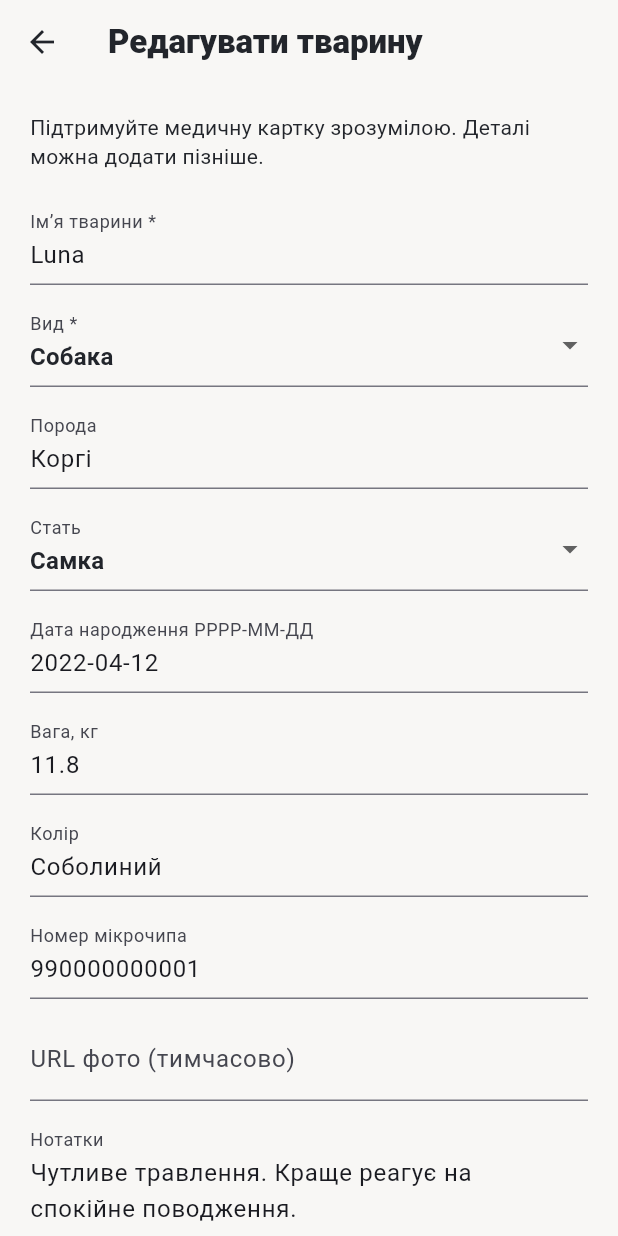
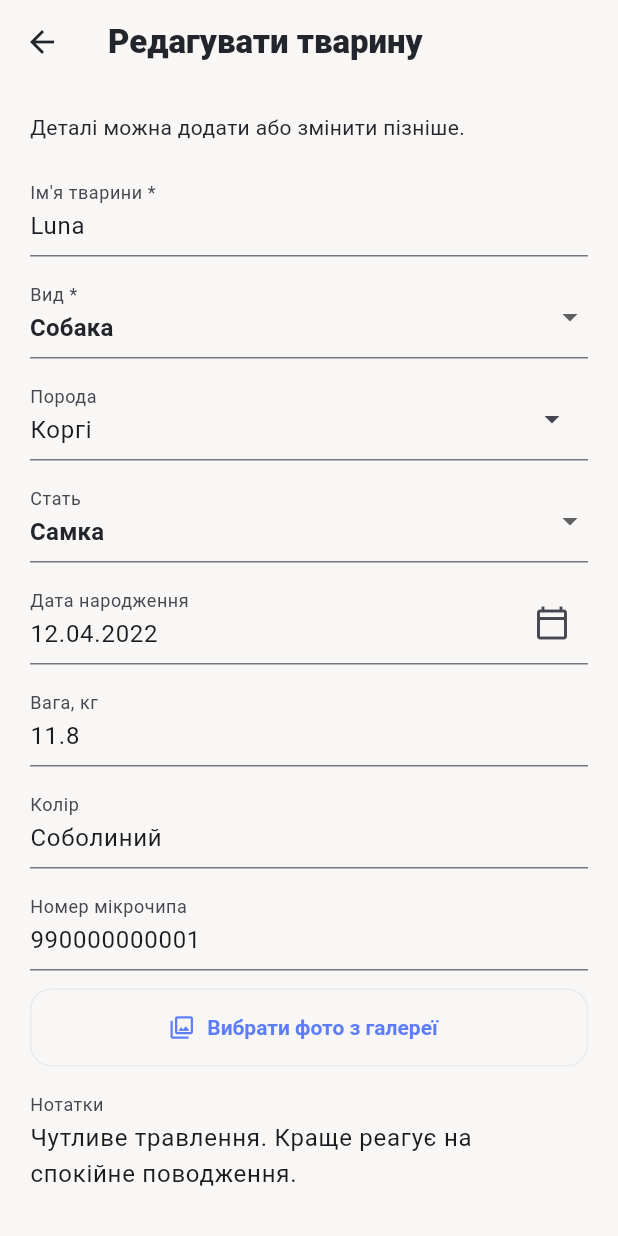
Before and after one commit to slikrapstelimrec123/Veterinary-apps, a Flutter app: the PetFormScreen screen opened directly with sample values from the repository, on a phone screen of 412 x 824 dp. Run offline on Flutter 3.47's test engine with Material 3 defaults, Android fonts, the phone set to English and light mode, and no system bars; our stand-ins replace qr_flutter, supabase_flutter; accounts and stored records are empty.

Commit message:
Fix pet save bug + 6 UX improvements
- Fix: remove health_notes/photo_url from toInsertJson (columns dont exist)
- Show real error text when pet save fails
- Remove duplicate add-pet button; move to AppBar icon
- Stats card: show 0 for visits and documents instead of dashes
- Appointments coming soon: update text to match clinics style
- Breed field: searchable autocomplete for dogs and cats (Ukrainian)
- Birth date: tap-to-open date picker instead of manual text input
- Photo field: replaced URL text with gallery button (upload coming soon)

Co-Authored-By: Claude <noreply@anthropic.com>

```diff
--- a/apps/mobile/lib/core/navigation/app_shell.dart
+++ b/apps/mobile/lib/core/navigation/app_shell.dart
@@ -179,7 +179,7 @@ class _SummaryCard extends StatelessWidget {
             const Expanded(
               child: _StatTile(
                 icon: Icons.history_outlined,
-                value: '—',
+                value: '0',
                 label: 'прийомів',
               ),
             ),
@@ -187,7 +187,7 @@ class _SummaryCard extends StatelessWidget {
             const Expanded(
               child: _StatTile(
                 icon: Icons.folder_outlined,
-                value: '—',
+                value: '0',
                 label: 'документів',
               ),
             ),
--- a/apps/mobile/lib/features/appointments/screens/appointments_coming_soon_screen.dart
+++ b/apps/mobile/lib/features/appointments/screens/appointments_coming_soon_screen.dart
@@ -20,7 +20,7 @@ class AppointmentsComingSoonScreen extends StatelessWidget {
               Text('Незабаром', style: Theme.of(context).textTheme.headlineMedium),
               const SizedBox(height: 12),
               const Text(
-                'Онлайн-запис на прийом до ветеринара буде доступний після підключення клінік до платформи.',
+                'Онлайн-запис на прийом до ветеринара з\'явиться у наступному оновленні.',
                 textAlign: TextAlign.center,
               ),
             ],
--- a/apps/mobile/lib/features/pets/domain/pet.dart
+++ b/apps/mobile/lib/features/pets/domain/pet.dart
@@ -84,8 +84,6 @@ class Pet {
       'microchip_number': microchipNumber,
       'avatar_url': avatarUrl,
       'notes': notes,
-      'health_notes': notes,
-      'photo_url': avatarUrl,
     };
   }
 
--- a/apps/mobile/lib/features/pets/screens/pet_form_screen.dart
+++ b/apps/mobile/lib/features/pets/screens/pet_form_screen.dart
@@ -3,6 +3,30 @@ import 'package:flutter/material.dart';
 import '../../../shared/widgets/app_scaffold.dart';
 import '../data/pet_repository.dart';
 import '../domain/pet.dart';
+
+const _dogBreeds = [
+  'Лабрадор ретрівер', 'Німецька вівчарка', 'Золотистий ретрівер', 'Французький бульдог',
+  'Бульдог', 'Пудель', 'Бігль', 'Ротвейлер', 'Йоркширський тер\'єр', 'Боксер',
+  'Доберман', 'Сибірський хаскі', 'Австралійська вівчарка', 'Бордер-коллі',
+  'Кавалер кінг-чарлз спанієль', 'Шіба-іну', 'Джек рассел тер\'єр', 'Мальтезе',
+  'Чіхуахуа', 'Такса', 'Шотландський коллі', 'Самоєд', 'Акіта', 'Боксер',
+  'Далматинець', 'Вельш-коргі', 'Шпіц', 'Мопс', 'Бельгійська малінуа',
+  'Ірландський сеттер', 'Американський стаффордширський тер\'єр', 'Бернський зенненгунд',
+  'Великий шнауцер', 'Мінімальний шнауцер', 'Кане-корсо', 'Мастиф',
+  'Ньюфаундленд', 'Сенбернар', 'Веймаранер', 'Бассет-хаунд',
+  'Спанієль', 'Грейхаунд', 'Борзая', 'Афганська хортиця',
+  'Чау-чау', 'Шарпей', 'Бультер\'єр', 'Бедлінгтон-тер\'єр',
+  'Вірменська гавча', 'Левретка', 'Помераніан', 'Шпіц',
+  'Метис', 'Інша порода',
+];
+
+const _catBreeds = [
+  'Британська короткошерста', 'Шотландська висловуха', 'Мейн-кун', 'Перська',
+  'Регдол', 'Бенгальська', 'Сіамська', 'Абіссінська', 'Сфінкс', 'Бірманська',
+  'Норвезька лісова', 'Сибірська', 'Орієнтальна', 'Корніш рекс', 'Девон рекс',
+  'Балінезійська', 'Турецька ангора', 'Руська блакитна', 'Буrmанська',
+  'Американська короткошерста', 'Метиска', 'Інша порода',
+];
 
 class PetFormScreen extends StatefulWidget {
   const PetFormScreen({super.key, this.pet});
@@ -17,23 +41,27 @@ class _PetFormScreenState extends State<PetFormScreen> {
   final repository = PetRepository();
   final nameController = TextEditingController();
   final breedController = TextEditingController();
-  final birthDateController = TextEditingController();
   final weightController = TextEditingController();
   final colorController = TextEditingController();
   final microchipController = TextEditingController();
-  final avatarController = TextEditingController();
   final notesController = TextEditingController();
 
   String species = 'dog';
   String sex = 'unknown';
+  DateTime? birthDate;
   String? error;
   bool isSaving = false;
 
   static const speciesOptions = ['dog', 'cat', 'rabbit', 'bird', 'rodent', 'reptile', 'other'];
   static const sexOptions = ['male', 'female', 'unknown'];
 
-  String speciesLabel(String value) {
-    return switch (value) {
+  List<String> get _breedsForSpecies {
+    if (species == 'dog') return _dogBreeds;
+    if (species == 'cat') return _catBreeds;
+    return [];
+  }
+
+  String speciesLabel(String value) => switch (value) {
     'dog' => 'Собака',
     'cat' => 'Кіт',
     'rabbit' => 'Кролик',
@@ -43,16 +71,13 @@ class _PetFormScreenState extends State<PetFormScreen> {
     'other' => 'Інше',
     _ => value,
   };
-  }
 
-  String sexLabel(String value) {
-    return switch (value) {
+  String sexLabel(String value) => switch (value) {
     'male' => 'Самець',
     'female' => 'Самка',
     'unknown' => 'Не вказано',
     _ => value,
   };
-  }
 
   @override
   void initState() {
@@ -63,11 +88,10 @@ class _PetFormScreenState extends State<PetFormScreen> {
       species = pet.species.isEmpty ? 'dog' : pet.species;
       breedController.text = pet.breed ?? '';
       sex = pet.sex ?? 'unknown';
-      birthDateController.text = pet.birthDate?.toIso8601String().split('T').first ?? '';
+      birthDate = pet.birthDate;
       weightController.text = pet.weightKg?.toString() ?? '';
       colorController.text = pet.color ?? '';
       microchipController.text = pet.microchipNumber ?? '';
-      avatarController.text = pet.avatarUrl ?? '';
       notesController.text = pet.notes ?? '';
     }
   }
@@ -76,39 +100,41 @@ class _PetFormScreenState extends State<PetFormScreen> {
   void dispose() {
     nameController.dispose();
     breedController.dispose();
-    birthDateController.dispose();
     weightController.dispose();
     colorController.dispose();
     microchipController.dispose();
-    avatarController.dispose();
     notesController.dispose();
     super.dispose();
   }
 
+  Future<void> pickDate() async {
+    final picked = await showDatePicker(
+      context: context,
+      initialDate: birthDate ?? DateTime(DateTime.now().year - 1),
+      firstDate: DateTime(2000),
+      lastDate: DateTime.now(),
+      helpText: 'Дата народження',
+      cancelText: 'Скасувати',
+      confirmText: 'Обрати',
+      locale: const Locale('uk'),
+    );
+    if (picked != null) {
+      setState(() => birthDate = picked);
+    }
+  }
+
   Future<void> save() async {
     final name = nameController.text.trim();
-    final birthDateText = birthDateController.text.trim();
     final weightText = weightController.text.trim();
-    final parsedBirthDate = birthDateText.isEmpty ? null : DateTime.tryParse(birthDateText);
     final parsedWeight = weightText.isEmpty ? null : double.tryParse(weightText.replaceAll(',', '.'));
 
     if (name.isEmpty) {
-      setState(() => error = 'Вкажіть ім’я тварини.');
+      setState(() => error = "Вкажіть ім'я тварини.");
       return;
     }
 
     if (species.isEmpty) {
       setState(() => error = 'Оберіть вид тварини.');
-      return;
-    }
-
-    if (birthDateText.isNotEmpty && parsedBirthDate == null) {
-      setState(() => error = 'Дата народження має бути у форматі РРРР-ММ-ДД.');
-      return;
-    }
-
-    if (parsedBirthDate != null && parsedBirthDate.isAfter(DateTime.now())) {
-      setState(() => error = 'Дата народження не може бути в майбутньому.');
       return;
     }
 
@@ -128,71 +154,194 @@ class _PetFormScreenState extends State<PetFormScreen> {
       species: species,
       breed: breedController.text.trim().isEmpty ? null : breedController.text.trim(),
       sex: sex,
-      birthDate: parsedBirthDate,
+      birthDate: birthDate,
       weightKg: parsedWeight,
       color: colorController.text.trim().isEmpty ? null : colorController.text.trim(),
       microchipNumber: microchipController.text.trim().isEmpty ? null : microchipController.text.trim(),
-      avatarUrl: avatarController.text.trim().isEmpty ? null : avatarController.text.trim(),
+      avatarUrl: null,
       notes: notesController.text.trim().isEmpty ? null : notesController.text.trim(),
     );
 
     try {
-      final saved = widget.pet == null ? await repository.createPet(pet) : await repository.updatePet(pet);
+      final saved = widget.pet == null
+          ? await repository.createPet(pet)
+          : await repository.updatePet(pet);
       if (!mounted) return;
       Navigator.of(context).pop(saved);
-    } catch (_) {
-      setState(() => error = 'Не вдалося зберегти тварину. Спробуйте ще раз.');
+    } catch (e) {
+      setState(() => error = 'Помилка збереження: ${e.toString()}');
     } finally {
-      if (mounted) {
-        setState(() => isSaving = false);
-      }
+      if (mounted) setState(() => isSaving = false);
     }
   }
 
   @override
   Widget build(BuildContext context) {
+    final breeds = _breedsForSpecies;
+
     return AppScaffold(
       title: widget.pet == null ? 'Додати тварину' : 'Редагувати тварину',
-      subtitle: 'Підтримуйте медичну картку зрозумілою. Деталі можна додати пізніше.',
+      subtitle: 'Деталі можна додати або змінити пізніше.',
       children: [
         if (error != null) ...[
           Text(error!, style: const TextStyle(color: Color(0xFF9F1239))),
           const SizedBox(height: 12),
         ],
-        TextField(controller: nameController, decoration: const InputDecoration(labelText: 'Ім’я тварини *')),
+
+        // Name
+        TextField(
+          controller: nameController,
+          decoration: const InputDecoration(labelText: "Ім'я тварини *"),
+        ),
         const SizedBox(height: 12),
+
+        // Species
         DropdownButtonFormField<String>(
           value: species,
           decoration: const InputDecoration(labelText: 'Вид *'),
-          items: speciesOptions.map((value) => DropdownMenuItem(value: value, child: Text(speciesLabel(value)))).toList(),
-          onChanged: (value) => setState(() => species = value ?? 'dog'),
+          items: speciesOptions
+              .map((v) => DropdownMenuItem(value: v, child: Text(speciesLabel(v))))
+              .toList(),
+          onChanged: (v) => setState(() {
+            species = v ?? 'dog';
+            breedController.clear();
+          }),
         ),
         const SizedBox(height: 12),
-        TextField(controller: breedController, decoration: const InputDecoration(labelText: 'Порода')),
+
+        // Breed — searchable dropdown for dogs/cats, plain text otherwise
+        if (breeds.isNotEmpty)
+          _BreedAutocomplete(
+            controller: breedController,
+            breeds: breeds,
+          )
+        else
+          TextField(
+            controller: breedController,
+            decoration: const InputDecoration(labelText: 'Порода'),
+          ),
         const SizedBox(height: 12),
+
+        // Sex
         DropdownButtonFormField<String>(
           value: sex,
           decoration: const InputDecoration(labelText: 'Стать'),
-          items: sexOptions.map((value) => DropdownMenuItem(value: value, child: Text(sexLabel(value)))).toList(),
-          onChanged: (value) => setState(() => sex = value ?? 'unknown'),
+          items: sexOptions
+              .map((v) => DropdownMenuItem(value: v, child: Text(sexLabel(v))))
+              .toList(),
+          onChanged: (v) => setState(() => sex = v ?? 'unknown'),
         ),
         const SizedBox(height: 12),
-        TextField(controller: birthDateController, decoration: const InputDecoration(labelText: 'Дата народження РРРР-ММ-ДД')),
+
+        // Birth date — tap to open date picker
+        GestureDetector(
+          onTap: pickDate,
+          child: AbsorbPointer(
+            child: TextField(
+              controller: TextEditingController(
+                text: birthDate == null
+                    ? ''
+                    : '${birthDate!.day.toString().padLeft(2, '0')}.${birthDate!.month.toString().padLeft(2, '0')}.${birthDate!.year}',
+              ),
+              decoration: InputDecoration(
+                labelText: 'Дата народження',
+                hintText: 'Натисніть, щоб обрати дату',
+                suffixIcon: const Icon(Icons.calendar_today_outlined),
+              ),
+            ),
+          ),
+        ),
         const SizedBox(height: 12),
-        TextField(controller: weightController, keyboardType: TextInputType.number, decoration: const InputDecoration(labelText: 'Вага, кг')),
+
+        // Weight
+        TextField(
+          controller: weightController,
+          keyboardType: const TextInputType.numberWithOptions(decimal: true),
+          decoration: const InputDecoration(labelText: 'Вага, кг'),
+        ),
         const SizedBox(height: 12),
-        TextField(controller: colorController, decoration: const InputDecoration(labelText: 'Колір')),
+
+        // Color
+        TextField(
+          controller: colorController,
+          decoration: const InputDecoration(labelText: 'Колір'),
+        ),
         const SizedBox(height: 12),
-        TextField(controller: microchipController, decoration: const InputDecoration(labelText: 'Номер мікрочипа')),
+
+        // Microchip
+        TextField(
+          controller: microchipController,
+          decoration: const InputDecoration(labelText: 'Номер мікрочипа'),
+        ),
         const SizedBox(height: 12),
-        TextField(controller: avatarController, decoration: const InputDecoration(labelText: 'URL фото (тимчасово)')),
+
+        // Photo placeholder
+        OutlinedButton.icon(
+          onPressed: () {
+            ScaffoldMessenger.of(context).showSnackBar(
+              const SnackBar(
+                content: Text('Завантаження фото буде доступне у наступному оновленні.'),
+              ),
+            );
+          },
+          icon: const Icon(Icons.photo_library_outlined),
+          label: const Text('Вибрати фото з галереї'),
+        ),
         const SizedBox(height: 12),
-        TextField(controller: notesController, minLines: 3, maxLines: 5, decoration: const InputDecoration(labelText: 'Нотатки')),
+
+        // Notes
+        TextField(
+          controller: notesController,
+          minLines: 3,
+          maxLines: 5,
+          decoration: const InputDecoration(labelText: 'Нотатки'),
+        ),
         const SizedBox(height: 20),
-        FilledButton(onPressed: isSaving ? null : save, child: Text(isSaving ? 'Збереження...' : 'Зберегти тварину')),
+
+        FilledButton(
+          onPressed: isSaving ? null : save,
+          child: Text(isSaving ? 'Збереження...' : 'Зберегти тварину'),
+        ),
         const SizedBox(height: 8),
-        OutlinedButton(onPressed: isSaving ? null : () => Navigator.of(context).pop(), child: const Text('Скасувати')),
+        OutlinedButton(
+          onPressed: isSaving ? null : () => Navigator.of(context).pop(),
+          child: const Text('Скасувати'),
+        ),
       ],
     );
   }
 }
+
+class _BreedAutocomplete extends StatelessWidget {
+  const _BreedAutocomplete({required this.controller, required this.breeds});
+
+  final TextEditingController controller;
+  final List<String> breeds;
+
+  @override
+  Widget build(BuildContext context) {
+    return Autocomplete<String>(
+      initialValue: TextEditingValue(text: controller.text),
+      optionsBuilder: (value) {
+        if (value.text.isEmpty) return breeds;
+        final query = value.text.toLowerCase();
+        return breeds.where((b) => b.toLowerCase().contains(query));
+      },
+      onSelected: (value) => controller.text = value,
+      optionsMaxHeight: 220,
+      fieldViewBuilder: (context, fieldController, focusNode, onSubmitted) {
+        // sync external controller
+        fieldController.addListener(() => controller.text = fieldController.text);
+        return TextField(
+          controller: fieldController,
+          focusNode: focusNode,
+          decoration: const InputDecoration(
+            labelText: 'Порода',
+            hintText: 'Почніть вводити породу...',
+            suffixIcon: Icon(Icons.arrow_drop_down),
+          ),
+        );
+      },
+    );
+  }
+}
--- a/apps/mobile/lib/features/pets/screens/pet_list_screen.dart
+++ b/apps/mobile/lib/features/pets/screens/pet_list_screen.dart
@@ -41,9 +41,10 @@ class _PetListScreenState extends State<PetListScreen> {
         return AppScaffold(
           title: 'Мої тварини',
           subtitle: 'Зберігайте всі медичні картки в одному спокійному місці.',
+          actions: [
+            IconButton(onPressed: addPet, icon: const Icon(Icons.add), tooltip: 'Додати тварину'),
+          ],
           children: [
-            FilledButton(onPressed: addPet, child: const Text('Додати тварину')),
-            const SizedBox(height: 16),
             if (snapshot.connectionState == ConnectionState.waiting)
               const Center(child: CircularProgressIndicator())
             else if (snapshot.hasError)
```
Lines whose indentation alone changed are shown as unchanged.
